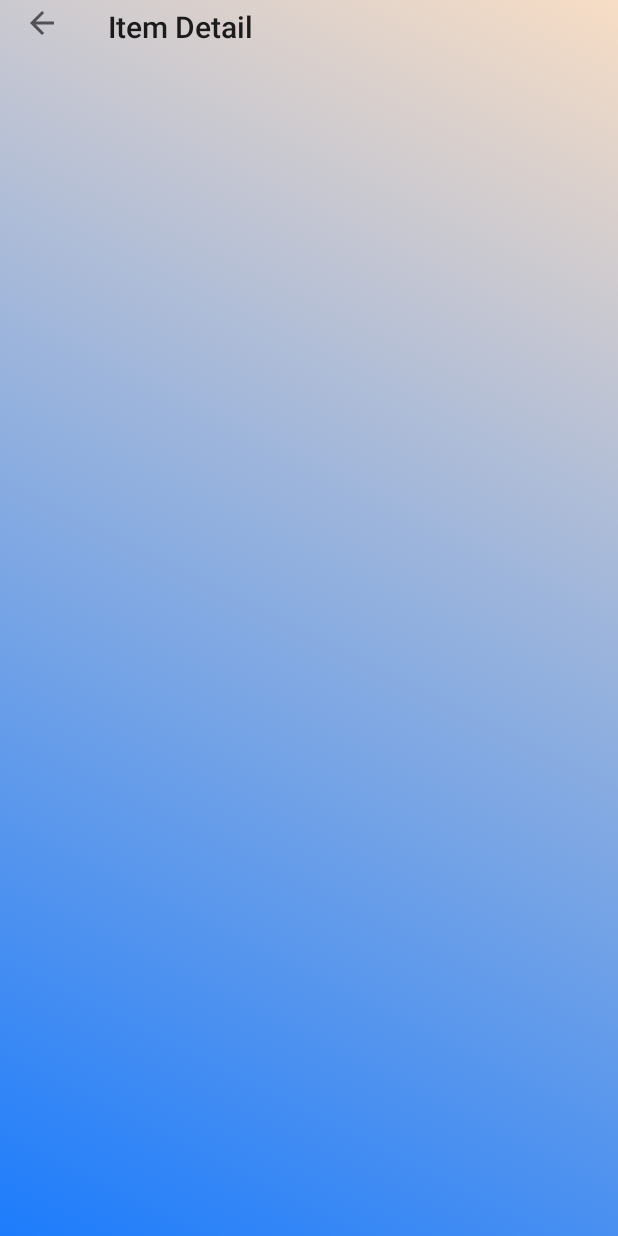
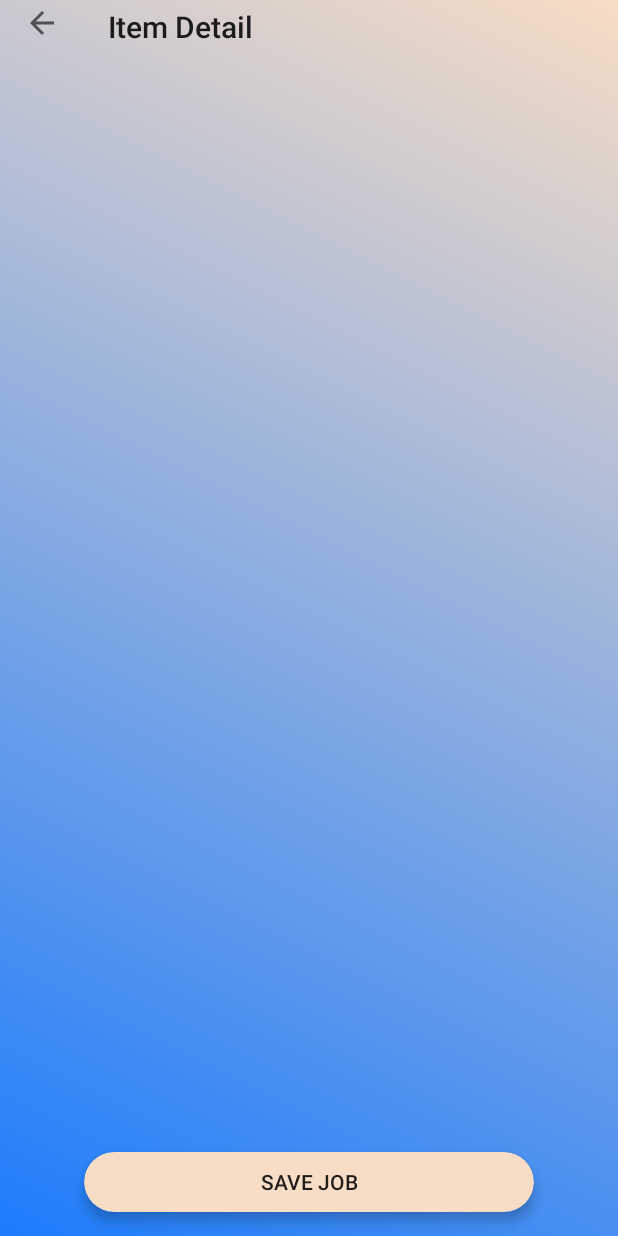
Before and after one commit to GuestG/itsdone, an Android app: the JobDetailActivity screen opened directly, with no data from a screen before it, on a phone screen of 412 x 824 dp. Run offline under Robolectric (Android 15) with nearby library versions, the phone set to English and light mode, and no system bars.

Commit message:
fixed job detail.

```diff
--- a/app/src/main/res/layout/activity_job_detail.xml
+++ b/app/src/main/res/layout/activity_job_detail.xml
@@ -8,14 +8,11 @@
     android:fitsSystemWindows="true"
     tools:context=".JobDetailActivity">
 
-    <!-- TODO why is there a button hidden under the massive
-    action bar? and why is ur code dependant on that button?
-    -->
-
     <androidx.appcompat.widget.Toolbar
         android:id="@+id/detail_toolbar"
         android:layout_width="match_parent"
         android:layout_height="30dp"
+        app:title=""
         app:layout_collapseMode="pin"
         app:popupTheme="@style/ThemeOverlay.AppCompat.Light" />
 
@@ -25,8 +22,39 @@
         android:layout_width="match_parent"
         android:layout_height="match_parent"
         app:layout_behavior="@string/appbar_scrolling_view_behavior" >
-
-
     </androidx.core.widget.NestedScrollView>
 
+    <androidx.cardview.widget.CardView
+        android:id="@+id/SaveCardView"
+        android:layout_width="300dp"
+        android:layout_height="40dp"
+        android:layout_centerHorizontal="true"
+        android:layout_marginStart="55dp"
+        android:layout_marginLeft="55dp"
+        android:layout_marginTop="67dp"
+        android:layout_marginEnd="56dp"
+        android:layout_marginRight="56dp"
+        android:layout_marginBottom="16dp"
+        android:layout_alignBottom="@id/item_detail_container"
+        app:cardBackgroundColor="@color/gradientbackground2"
+        app:cardCornerRadius="25dp"
+        app:cardElevation="5dp"
+        app:layout_constraintEnd_toEndOf="parent"
+        app:layout_constraintStart_toStartOf="parent"
+        app:layout_constraintTop_toBottomOf="@+id/editText">
+
+        <RelativeLayout
+            android:layout_width="match_parent"
+            android:layout_height="match_parent">
+
+            <Button
+                android:layout_width="match_parent"
+                android:layout_height="match_parent"
+                android:background="@color/clear"
+                android:text="Save Job" />
+
+        </RelativeLayout>
+
+    </androidx.cardview.widget.CardView>
+
 </RelativeLayout>
--- a/app/src/main/res/layout/fragment_job_add.xml
+++ b/app/src/main/res/layout/fragment_job_add.xml
@@ -3,6 +3,7 @@
     xmlns:tools="http://schemas.android.com/tools"
     android:layout_width="fill_parent"
     android:layout_height="fill_parent"
+    xmlns:app="http://schemas.android.com/apk/res-auto"
     android:background="@drawable/gradient"
     tools:context=".JobAddFragment">
 
@@ -38,7 +39,6 @@
         android:layout_marginBottom="100dp"
         android:hint="@string/enter_job_price_hint" />
 
-
     <androidx.cardview.widget.CardView
         android:id="@+id/addJobCardView"
         android:layout_width="300dp"
@@ -48,7 +48,11 @@
         android:layout_marginLeft="55dp"
         android:layout_marginTop="500dp"
         android:layout_marginRight="56dp"
-        android:background="@color/clear">
+        app:cardBackgroundColor="@color/clear">
+
+        <RelativeLayout
+            android:layout_width="match_parent"
+            android:layout_height="match_parent">
 
 
             <Button
@@ -58,6 +62,7 @@
                 android:text="@string/btn_add_job"
                 android:elevation="5dp"
                 android:background="@drawable/round_button" />
+        </RelativeLayout>
 
     </androidx.cardview.widget.CardView>
 </RelativeLayout>
--- a/app/src/main/res/layout/job_list_content.xml
+++ b/app/src/main/res/layout/job_list_content.xml
@@ -17,4 +17,6 @@
         android:layout_height="wrap_content"
         android:layout_margin="@dimen/text_margin"
         android:textAppearance="?attr/textAppearanceListItem" />
+
+
 </LinearLayout>
```
Lines whose indentation alone changed are shown as unchanged.
